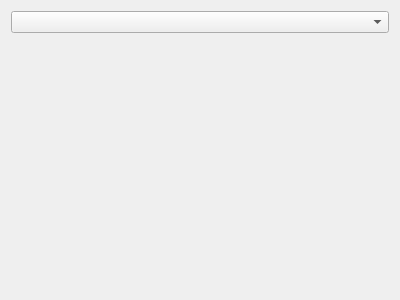
This is src/ui/qt/detail/ngp_flashmasta_cartridge_widget.ui in TheFlav/Flash-Masta-Desktop as Qt 5 draws it before an edit. The edited form follows.
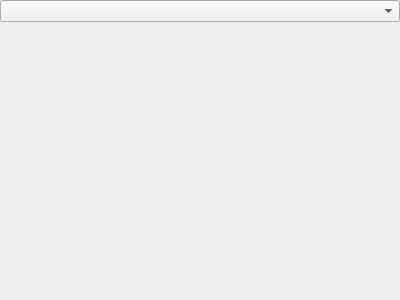
This is the edited form.

Commit message:
Connected NgpLinkmastaCartridgeWidget to NgpLinkmastaDetailWidget
+ When a device is connected to a linkmasta, the NgpLinkmastaDetailWidget creates and displays an NgpLinkmastaCartridgeWidget to match

What changed in the file:
```diff
--- a/src/ui/qt/detail/ngp_flashmasta_cartridge_widget.ui
+++ b/src/ui/qt/detail/ngp_flashmasta_cartridge_widget.ui
@@ -14,6 +14,18 @@
    <string>Form</string>
   </property>
   <layout class="QVBoxLayout" name="verticalLayout">
+   <property name="leftMargin">
+    <number>0</number>
+   </property>
+   <property name="topMargin">
+    <number>0</number>
+   </property>
+   <property name="rightMargin">
+    <number>0</number>
+   </property>
+   <property name="bottomMargin">
+    <number>0</number>
+   </property>
    <item>
     <widget class="QComboBox" name="slotsComboBox"/>
    </item>
```
The commit also changes 3 other files.
